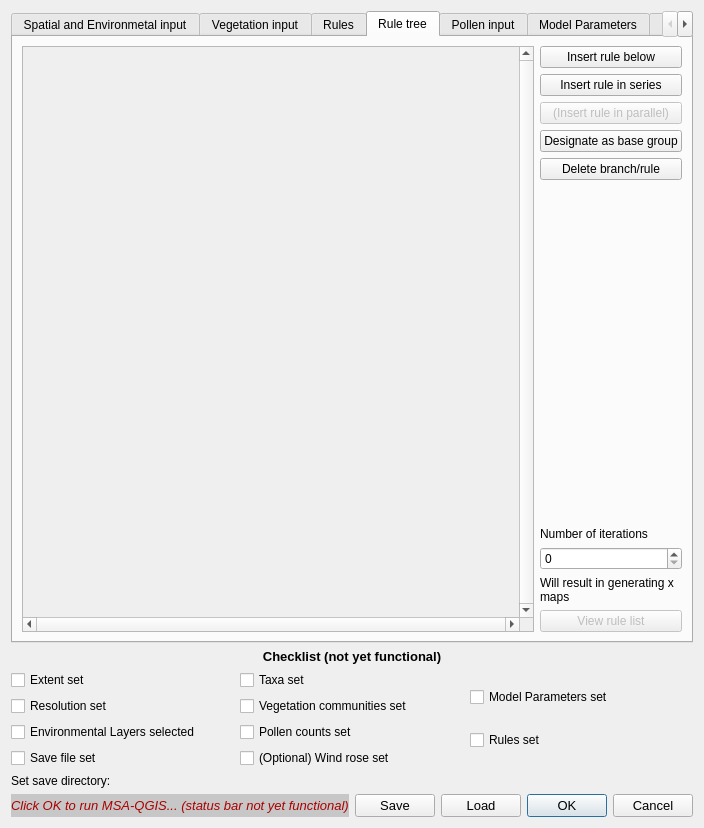
ThyavdBerg/MSA-Q, file MSA_QGIS_dialog_base.ui: the form before one commit.
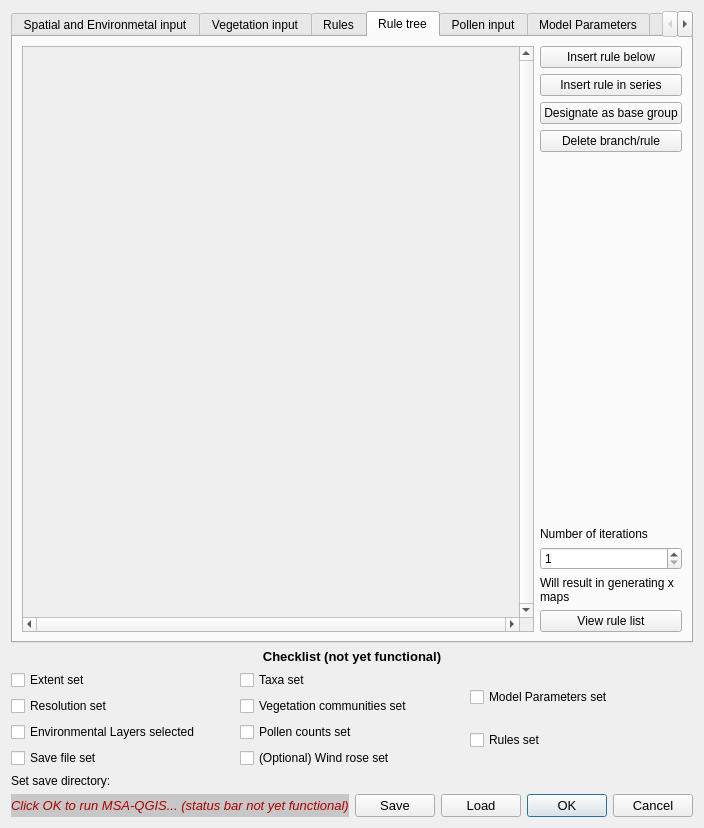
The form after the commit. The open tabs and pages were chosen to show the change. Custom widgets are drawn as their Qt base class.

Commit message: Can now delete a rule form list and open the rule list in a seperate window

```diff
--- a/MSA_QGIS_dialog_base.ui
+++ b/MSA_QGIS_dialog_base.ui
@@ -623,16 +623,6 @@
                  </property>
                 </widget>
                </item>
-               <item>
-                <widget class="QPushButton" name="pushButton_ruleParallel">
-                 <property name="enabled">
-                  <bool>false</bool>
-                 </property>
-                 <property name="text">
-                  <string>(Insert rule in parallel)</string>
-                 </property>
-                </widget>
-               </item>
                <item>
                 <widget class="QPushButton" name="pushButton_asBaseGroup">
                  <property name="text">
@@ -673,6 +663,9 @@
                </item>
                <item>
                 <widget class="QSpinBox" name="spinBox_iter">
+                 <property name="minimum">
+                  <number>1</number>
+                 </property>
                  <property name="maximum">
                   <number>1000</number>
                  </property>
@@ -693,7 +686,7 @@
              <item>
               <widget class="QPushButton" name="pushButton_ruleList">
                <property name="enabled">
-                <bool>false</bool>
+                <bool>true</bool>
                </property>
                <property name="text">
                 <string>View rule list</string>
```
Left out of the diff: 19 changed lines with no effect on the pictures. The commit also changes 3 other files.
